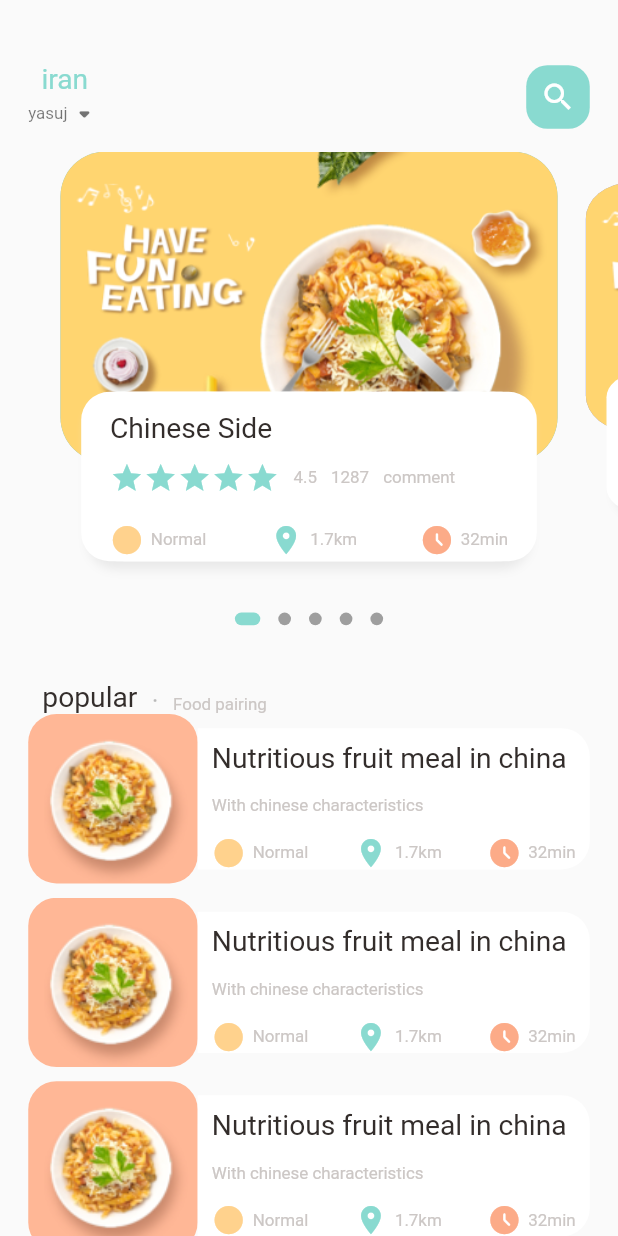
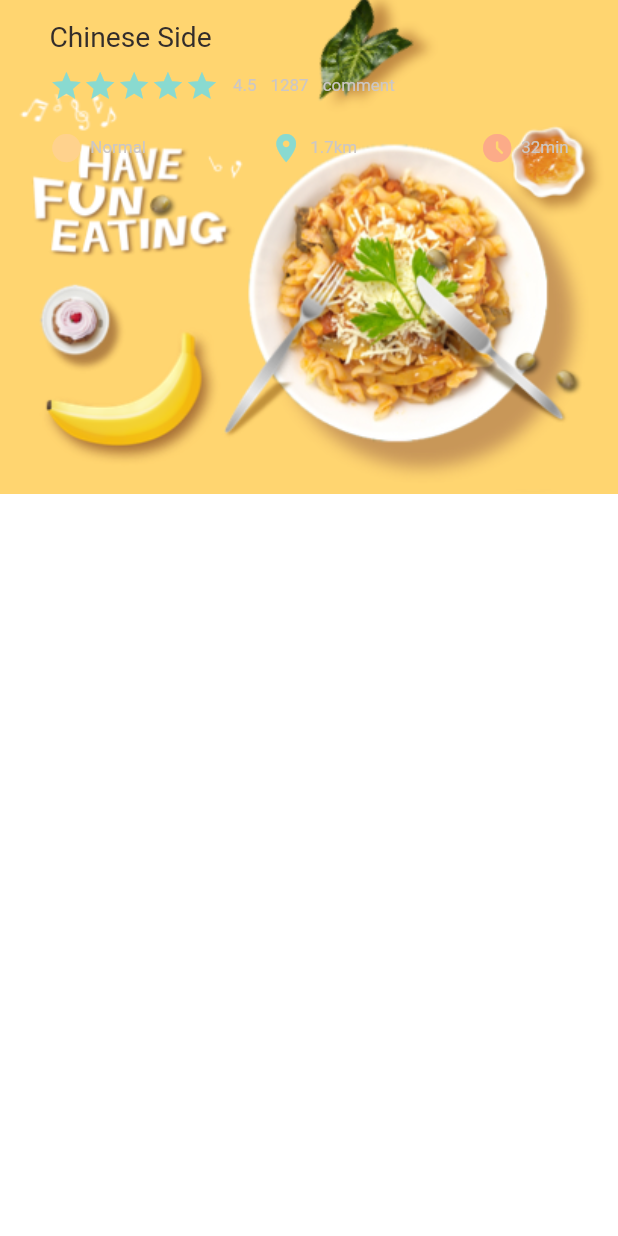
Before and after one commit to AmirMohammad79/food_delivery, a Flutter app: the screen it shows after launch, on a phone screen of 412 x 824 dp. Run offline on Flutter 3.47's test engine with Material 2 defaults, Android fonts, the phone set to English and light mode, and no system bars; drawn by our look-alikes of dots_indicator; our stand-ins replace get; missing offline and left inert: dart:ffi.

Commit message:
add popular_food_detail.dart page and create background of it

```diff
--- a/lib/main.dart
+++ b/lib/main.dart
@@ -1,6 +1,6 @@
 import 'package:flutter/material.dart';
-
-import 'home/main_home_page.dart';
+import 'package:food_delivery/pages/food/popular_food_detail.dart';
+import 'package:food_delivery/pages/home/main_home_page.dart';
 import 'package:get/get.dart';
 
 void main() {
@@ -20,7 +20,7 @@ class MyApp extends StatelessWidget {
 
         primarySwatch: Colors.blue,
       ),
-      home: const MainFoodPage()
+      home: const PopularFoodDetail()
     );
   }
 }
--- /dev/null
+++ b/lib/pages/food/popular_food_detail.dart
@@ -0,0 +1,101 @@
+import 'package:flutter/material.dart';
+import 'package:food_delivery/utils/dimensions.dart';
+
+import '../../utils/colors.dart';
+import '../../widgets/big_text.dart';
+import '../../widgets/icon_and_text_widget.dart';
+import '../../widgets/small_text.dart';
+
+class PopularFoodDetail extends StatelessWidget {
+  const PopularFoodDetail({Key? key}) : super(key: key);
+
+  @override
+  Widget build(BuildContext context) {
+    return Scaffold(
+      backgroundColor: Colors.white,
+      body: Stack(
+        children: [
+          Positioned(
+            left: 0,
+            right: 0,
+            child: Container(
+              width: double.maxFinite,
+              height: Dimensions.popularFoodImgSiz,
+              decoration: BoxDecoration(
+                image: DecorationImage(
+                  fit: BoxFit.cover,
+                  image: AssetImage(
+                    "assets/image/food0.png"
+                  ),
+                )
+              ),
+            ),
+          ),
+          Positioned(
+            left: Dimensions.width20,
+            right: Dimensions.width20,
+            child: Container(
+            padding: EdgeInsets.only(
+                top: Dimensions.height15,
+                left: Dimensions.width15,
+                right: Dimensions.width15),
+            child: Column(
+              crossAxisAlignment: CrossAxisAlignment.start,
+              children: [
+                BigText(text: "Chinese Side"),
+                SizedBox(
+                  height: Dimensions.height10,
+                ),
+                Row(
+                  children: [
+                    Wrap(
+                      children: List.generate(
+                          5,
+                              (index) => Icon(
+                            Icons.star,
+                            color: AppColors.mainColor,
+                            size: Dimensions.iconSize24,
+                          )),
+                    ),
+                    SizedBox(
+                      width: Dimensions.width10,
+                    ),
+                    SmallText(text: "4.5"),
+                    SizedBox(
+                      width: Dimensions.width10,
+                    ),
+                    SmallText(text: "1287"),
+                    SizedBox(
+                      width: Dimensions.width10,
+                    ),
+                    SmallText(text: "comment")
+                  ],
+                ),
+                SizedBox(
+                  height: Dimensions.height20,
+                ),
+                Row(
+                  mainAxisAlignment: MainAxisAlignment.spaceBetween,
+                  children: [
+                    IconAndTextWidget(
+                        text: "Normal",
+                        iconColor: AppColors.iconColor1,
+                        icon: Icons.circle_sharp),
+                    IconAndTextWidget(
+                        text: "1.7km",
+                        iconColor: AppColors.mainColor,
+                        icon: Icons.location_on),
+                    IconAndTextWidget(
+                        text: "32min",
+                        iconColor: AppColors.iconColor2,
+                        icon: Icons.access_time_filled_rounded),
+                  ],
+                )
+              ],
+            ),
+          ),)
+        ],
+      ),
+    );
+  }
+}
--- a/lib/home/food_page_body.dart
+++ b/lib/pages/home/food_page_body.dart
@@ -30,7 +30,6 @@ class _FoodPageBodyState extends State<FoodPageBody> {
 
   @override
   void dispose() {
-    super.dispose();
     pageController.dispose();
   }
 
--- a/lib/utils/dimensions.dart
+++ b/lib/utils/dimensions.dart
@@ -38,7 +38,10 @@ static double height45 = screenHeight /19.453;
   // dynamic DotsIndicator
   static double dotsIndicator9 = screenHeight /97.269;
   static double dotsIndicator18 = screenHeight /48.634;
+
   // listView Image Size
  static double listViewImageSize =  screenHeight / 7.295;
  static double listViewTextCountSize =   screenHeight /8.7542;
+ //popular food
+  static double popularFoodImgSiz =  screenHeight / 2.501;
 }
```
Also changed, not shown: lib/pages/home/main_home_page.dart (renamed from lib/home/main_home_page.dart, +3 -5 lines).
